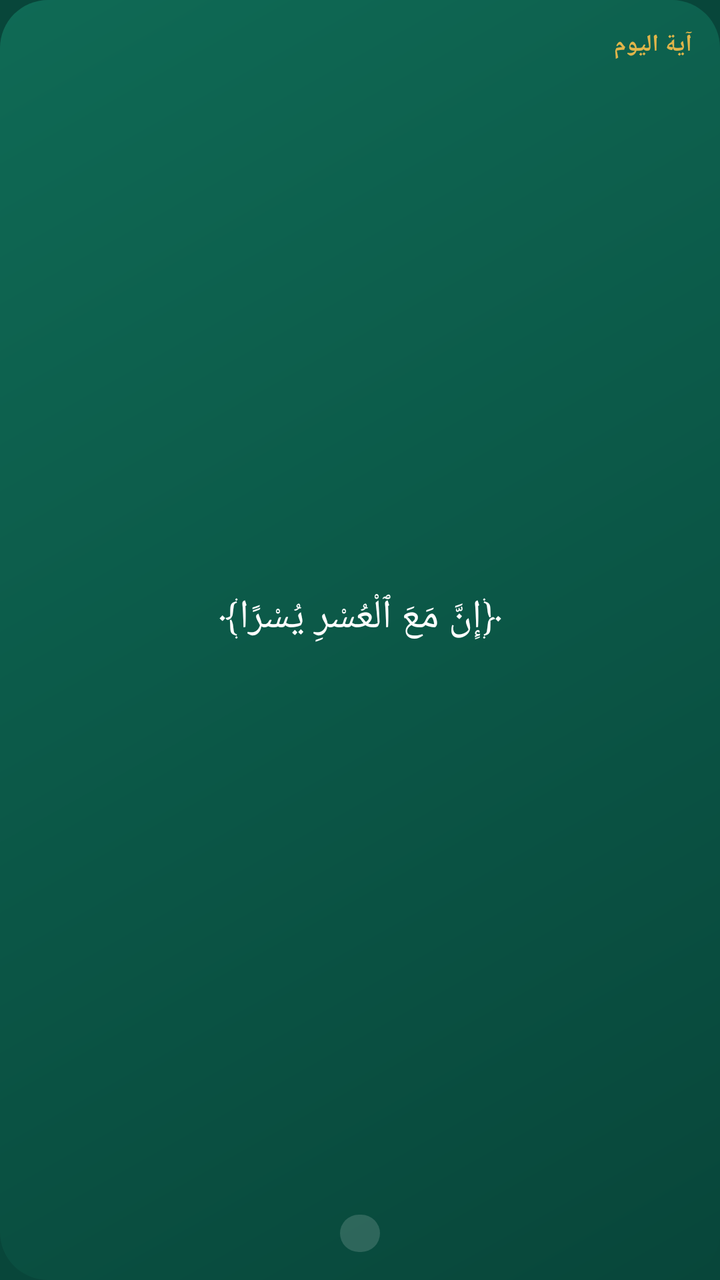
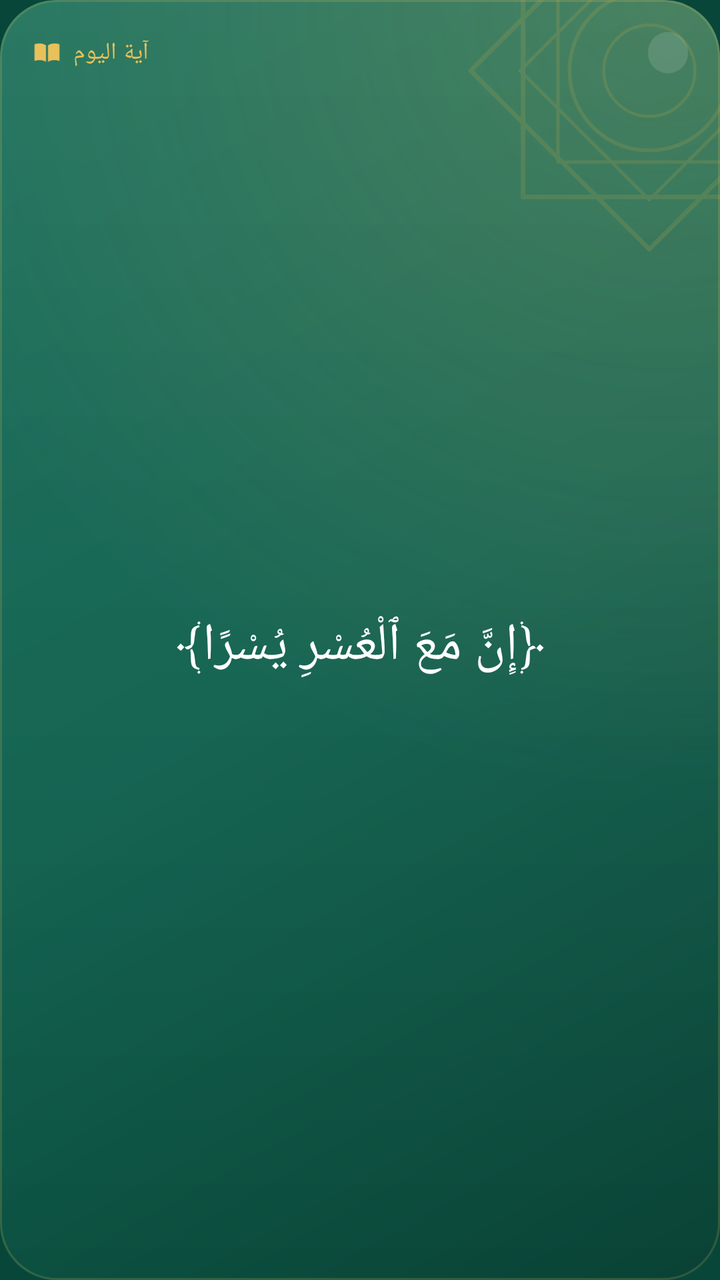

The first picture is an Android layout as it rendered before a commit; the second is the same layout after the commit. The layout source and the unified diff follow.
<!-- AndroidManifest.xml: application theme Theme.Mizan -->
<!-- res/layout/widget_ayah.xml -->
<?xml version="1.0" encoding="utf-8"?>
<LinearLayout xmlns:android="http://schemas.android.com/apk/res/android"
    android:id="@+id/root" android:layout_width="match_parent" android:layout_height="match_parent"
    android:background="@drawable/widget_bg" android:orientation="vertical" android:gravity="center" android:padding="14dp">
    <TextView android:id="@+id/title" android:text="@string/widget_ayah" android:layout_width="match_parent" android:layout_height="wrap_content"
        android:textColor="#E0B54A" android:textSize="12sp" android:textStyle="bold" android:maxLines="1" />
    <TextView android:id="@+id/ayah" android:text="﴿إِنَّ مَعَ ٱلْعُسْرِ يُسْرًا﴾" android:layout_width="match_parent" android:layout_height="0dp" android:layout_weight="1"
        android:gravity="center" android:textColor="#FFFFFF" android:textSize="20sp" android:fontFamily="@font/amiri_quran"
        android:textDirection="rtl" android:lineSpacingExtra="4dp" android:maxLines="4" android:ellipsize="end" />
    <TextView android:id="@+id/meaning" android:layout_width="match_parent" android:layout_height="wrap_content"
        android:gravity="center" android:textColor="#CCFFFFFF" android:textSize="12sp" android:maxLines="3" android:ellipsize="end" />
    <TextView android:id="@+id/ref" android:layout_width="wrap_content" android:layout_height="wrap_content"
        android:layout_marginTop="4dp" android:background="@drawable/widget_pill" android:paddingHorizontal="10dp" android:paddingVertical="2dp"
        android:textColor="#FFFFFF" android:textSize="11sp" android:maxLines="1" />
</LinearLayout>
<!-- resources referenced by this layout -->
<resources>
  <!-- drawable widget_bg (drawable) -->
  <?xml version="1.0" encoding="utf-8"?>
  <shape xmlns:android="http://schemas.android.com/apk/res/android" android:shape="rectangle">
      <gradient android:angle="315" android:startColor="#0F6A55" android:endColor="#08463A" />
      <corners android:radius="24dp" />
  </shape>
  <!-- drawable widget_pill (drawable) -->
  <?xml version="1.0" encoding="utf-8"?>
  <shape xmlns:android="http://schemas.android.com/apk/res/android" android:shape="rectangle">
      <solid android:color="#26FFFFFF" />
      <corners android:radius="12dp" />
  </shape>
  <string name="widget_ayah">آية اليوم</string>
  <color name="brand_green_dark">#08463A</color>
  <!-- unchanged entries left out for length: 1 -->
</resources>

<!-- the commit's change to res/layout/widget_ayah.xml (unified diff, before → after) -->
@@ -1,15 +1,36 @@
 <?xml version="1.0" encoding="utf-8"?>
-<LinearLayout xmlns:android="http://schemas.android.com/apk/res/android"
+<FrameLayout xmlns:android="http://schemas.android.com/apk/res/android"
     android:id="@+id/root" android:layout_width="match_parent" android:layout_height="match_parent"
-    android:background="@drawable/widget_bg" android:orientation="vertical" android:gravity="center" android:padding="14dp">
-    <TextView android:id="@+id/title" android:text="@string/widget_ayah" android:layout_width="match_parent" android:layout_height="wrap_content"
-        android:textColor="#E0B54A" android:textSize="12sp" android:textStyle="bold" android:maxLines="1" />
-    <TextView android:id="@+id/ayah" android:text="﴿إِنَّ مَعَ ٱلْعُسْرِ يُسْرًا﴾" android:layout_width="match_parent" android:layout_height="0dp" android:layout_weight="1"
-        android:gravity="center" android:textColor="#FFFFFF" android:textSize="20sp" android:fontFamily="@font/amiri_quran"
-        android:textDirection="rtl" android:lineSpacingExtra="4dp" android:maxLines="4" android:ellipsize="end" />
-    <TextView android:id="@+id/meaning" android:layout_width="match_parent" android:layout_height="wrap_content"
-        android:gravity="center" android:textColor="#CCFFFFFF" android:textSize="12sp" android:maxLines="3" android:ellipsize="end" />
-    <TextView android:id="@+id/ref" android:layout_width="wrap_content" android:layout_height="wrap_content"
-        android:layout_marginTop="4dp" android:background="@drawable/widget_pill" android:paddingHorizontal="10dp" android:paddingVertical="2dp"
-        android:textColor="#FFFFFF" android:textSize="11sp" android:maxLines="1" />
-</LinearLayout>
+    android:background="@drawable/widget_surface" android:clipToOutline="true">
+    
+    <ImageView android:id="@+id/bg" android:layout_width="match_parent" android:layout_height="match_parent"
+        android:src="@drawable/widget_surface" android:scaleType="fitXY" android:importantForAccessibility="no" />
+    <ImageView android:layout_width="match_parent" android:layout_height="match_parent"
+        android:src="@drawable/widget_shade" android:scaleType="fitXY" android:importantForAccessibility="no" />
+    <ImageView android:layout_width="match_parent" android:layout_height="match_parent"
+        android:src="@drawable/widget_sheen" android:scaleType="fitXY" android:importantForAccessibility="no" />
+    <ImageView android:layout_width="190dp" android:layout_height="190dp" android:layout_gravity="top|end"
+        android:layout_marginTop="-60dp" android:layout_marginEnd="-60dp" android:alpha="0.16"
+        android:src="@drawable/widget_ornament" android:importantForAccessibility="no" />
+    <LinearLayout android:layout_width="match_parent" android:layout_height="match_parent"
+        android:orientation="vertical" android:padding="@dimen/w_pad">
+        <LinearLayout android:layout_width="match_parent" android:layout_height="wrap_content"
+            android:orientation="horizontal" android:gravity="center_vertical">
+            <ImageView android:id="@+id/icon" android:layout_width="15dp" android:layout_height="15dp" android:layout_marginEnd="6dp"
+                android:src="@drawable/ic_w_book" android:tint="@color/w_gold" android:importantForAccessibility="no" />
+            <TextView android:id="@+id/title" android:layout_width="0dp" android:layout_height="wrap_content" android:layout_weight="1"
+                android:text="@string/widget_ayah" android:textColor="@color/w_gold" android:textSize="12sp" android:fontFamily="sans-serif-medium"
+                android:letterSpacing="0.02" android:maxLines="1" android:ellipsize="end" android:textAlignment="viewStart" />
+            <TextView android:id="@+id/ref" android:layout_width="wrap_content" android:layout_height="wrap_content"
+                android:background="@drawable/widget_chip_light" android:paddingHorizontal="10dp" android:paddingVertical="3dp"
+                android:textColor="@color/w_text" android:textSize="11sp" android:maxLines="1" />
+        </LinearLayout>
+
+        <TextView android:id="@+id/ayah" android:text="﴿إِنَّ مَعَ ٱلْعُسْرِ يُسْرًا﴾" android:layout_width="match_parent" android:layout_height="0dp" android:layout_weight="1"
+            android:layout_marginTop="6dp" android:gravity="center" android:textColor="@color/w_text" android:fontFamily="@font/amiri_quran"
+            android:textDirection="rtl" android:lineSpacingMultiplier="1.05"
+            android:autoSizeTextType="uniform" android:autoSizeMinTextSize="13sp" android:autoSizeMaxTextSize="26sp" android:autoSizeStepGranularity="1sp" />
+        <TextView android:id="@+id/meaning" android:layout_width="match_parent" android:layout_height="wrap_content" android:layout_marginTop="4dp"
+            android:gravity="center" android:textColor="@color/w_text2" android:textSize="12sp" android:maxLines="3" android:ellipsize="end" />
+    </LinearLayout>
+</FrameLayout>
<!-- resource entries referenced after the edit -->
@@ -1,18 +1,72 @@
 <!-- resources referenced by this layout -->
 <resources>
-  <!-- drawable widget_bg (drawable) -->
+  <color name="w_gold">#E8C15A</color>
+  <color name="w_text">#FFFFFF</color>
+  <color name="w_text2">#C7FFFFFF</color>
+  <dimen name="w_pad">16dp</dimen>
+  <!-- drawable ic_w_book (drawable) -->
+  <?xml version="1.0" encoding="utf-8"?>
+  <vector xmlns:android="http://schemas.android.com/apk/res/android"
+      android:width="24dp" android:height="24dp"
+      android:viewportWidth="24" android:viewportHeight="24">
+      <path android:fillColor="#FFFFFFFF" android:pathData="M2,5.6 C5,4.5 8.6,4.7 11.2,6.4 L11.2,19.6 C8.6,17.9 5,17.8 2,18.9 Z M22,5.6 C19,4.5 15.4,4.7 12.8,6.4 L12.8,19.6 C15.4,17.9 19,17.8 22,18.9 Z" />
+  </vector>
+  <!-- drawable widget_chip_light (drawable) -->
   <?xml version="1.0" encoding="utf-8"?>
   <shape xmlns:android="http://schemas.android.com/apk/res/android" android:shape="rectangle">
-      <gradient android:angle="315" android:startColor="#0F6A55" android:endColor="#08463A" />
-      <corners android:radius="24dp" />
+      <solid android:color="#1FFFFFFF" />
+      <corners android:radius="100dp" />
   </shape>
-  <!-- drawable widget_pill (drawable) -->
+  <!-- drawable widget_ornament (drawable) -->
+  <?xml version="1.0" encoding="utf-8"?>
+  <vector xmlns:android="http://schemas.android.com/apk/res/android"
+      android:width="160dp" android:height="160dp"
+      android:viewportWidth="100" android:viewportHeight="100">
+      <path android:strokeColor="#FFE0B54A" android:strokeWidth="1.2" android:strokeLineJoin="round" android:pathData="M16.77,16.77 L83.23,16.77 L83.23,83.23 L16.77,83.23 Z" />
+      <path android:strokeColor="#FFE0B54A" android:strokeWidth="1.2" android:strokeLineJoin="round" android:pathData="M50,3 L97,50 L50,97 L3,50 Z" />
+      <path android:strokeColor="#FFE0B54A" android:strokeWidth="0.9" android:strokeLineJoin="round" android:pathData="M25.96,25.96 L74.04,25.96 L74.04,74.04 L25.96,74.04 Z" />
+      <path android:strokeColor="#FFE0B54A" android:strokeWidth="0.9" android:strokeLineJoin="round" android:pathData="M50,16 L84,50 L50,84 L16,50 Z" />
+      <path android:strokeColor="#FFE0B54A" android:strokeWidth="1.0" android:strokeLineJoin="round" android:pathData="M29,50 a21,21 0 1,0 42,0 a21,21 0 1,0 -42,0" />
+      <path android:strokeColor="#FFE0B54A" android:strokeWidth="0.8" android:strokeLineJoin="round" android:pathData="M38,50 a12,12 0 1,0 24,0 a12,12 0 1,0 -24,0" />
+  </vector>
+  <!-- drawable widget_shade (drawable) -->
   <?xml version="1.0" encoding="utf-8"?>
   <shape xmlns:android="http://schemas.android.com/apk/res/android" android:shape="rectangle">
-      <solid android:color="#26FFFFFF" />
-      <corners android:radius="12dp" />
+      <gradient android:angle="315" android:startColor="#00000000" android:centerColor="#1A000000" android:endColor="#61000000" />
+      <corners android:radius="@dimen/w_radius" />
+  </shape>
+  <!-- drawable widget_sheen (drawable) -->
+  <?xml version="1.0" encoding="utf-8"?>
+  <layer-list xmlns:android="http://schemas.android.com/apk/res/android">
+      <item>
+          <shape android:shape="rectangle">
+              <gradient android:type="radial" android:centerX="0.92" android:centerY="0.0" android:gradientRadius="110%"
+                  android:startColor="#30E8C15A" android:endColor="#00E8C15A" />
+              <corners android:radius="@dimen/w_radius" />
+          </shape>
+      </item>
+      <item>
+          <shape android:shape="rectangle">
+              <gradient android:angle="270" android:startColor="#14FFFFFF" android:endColor="#00FFFFFF" />
+              <corners android:radius="@dimen/w_radius" />
+          </shape>
+      </item>
+      <item>
+          <shape android:shape="rectangle">
+              <stroke android:width="1dp" android:color="#2EE8C15A" />
+              <corners android:radius="@dimen/w_radius" />
+          </shape>
+      </item>
+  </layer-list>
+  <!-- drawable widget_surface (drawable) -->
+  <?xml version="1.0" encoding="utf-8"?>
+  <shape xmlns:android="http://schemas.android.com/apk/res/android" android:shape="rectangle">
+      <solid android:color="@color/w_base" />
+      <corners android:radius="@dimen/w_radius" />
   </shape>
   <string name="widget_ayah">آية اليوم</string>
+  <dimen name="w_radius">24dp</dimen>
+  <color name="w_base">#0F6A55</color>
   <color name="brand_green_dark">#08463A</color>
   <!-- unchanged entries left out for length: 1 -->
 </resources>
